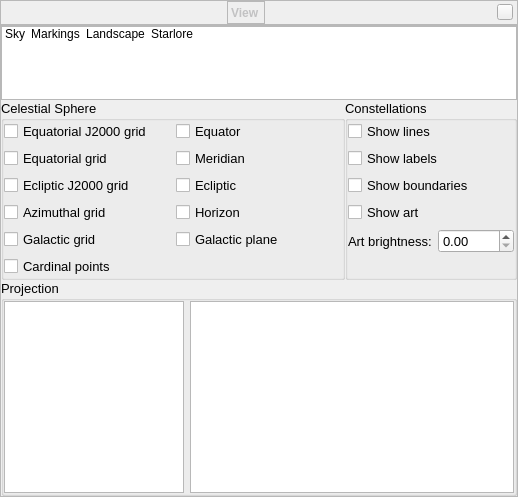
Above: src/gui/viewDialog.ui from 519984307/stellarium_src before the change. Below: the same form after it.
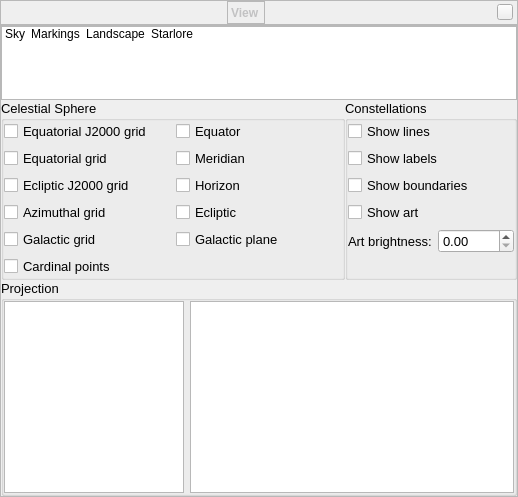
That is the form after the change. Icons and pictures are not drawn. Custom widgets are drawn as their Qt base class.

Commit message: restore tabstop's for markings

Patch:
```diff
--- a/src/gui/viewDialog.ui
+++ b/src/gui/viewDialog.ui
@@ -1194,16 +1194,6 @@
                    </property>
                   </widget>
                  </item>
-                 <item>
-                  <widget class="QCheckBox" name="showEclipticLineCheckBox">
-                   <property name="toolTip">
-                    <string>Show ecliptic line</string>
-                   </property>
-                   <property name="text">
-                    <string>Ecliptic</string>
-                   </property>
-                  </widget>
-                 </item>
                  <item>
                   <widget class="QCheckBox" name="showHorizonLineCheckBox">
                    <property name="toolTip">
@@ -1214,6 +1204,16 @@
                    </property>
                   </widget>
                  </item>
+                 <item>
+                  <widget class="QCheckBox" name="showEclipticLineCheckBox">
+                   <property name="toolTip">
+                    <string>Show ecliptic line</string>
+                   </property>
+                   <property name="text">
+                    <string>Ecliptic</string>
+                   </property>
+                  </widget>
+                 </item>
                  <item>
                   <widget class="QCheckBox" name="showGalacticPlaneLineCheckBox">
                    <property name="toolTip">
```
Left out of the diff: 11 changed lines with no effect on the pictures.
